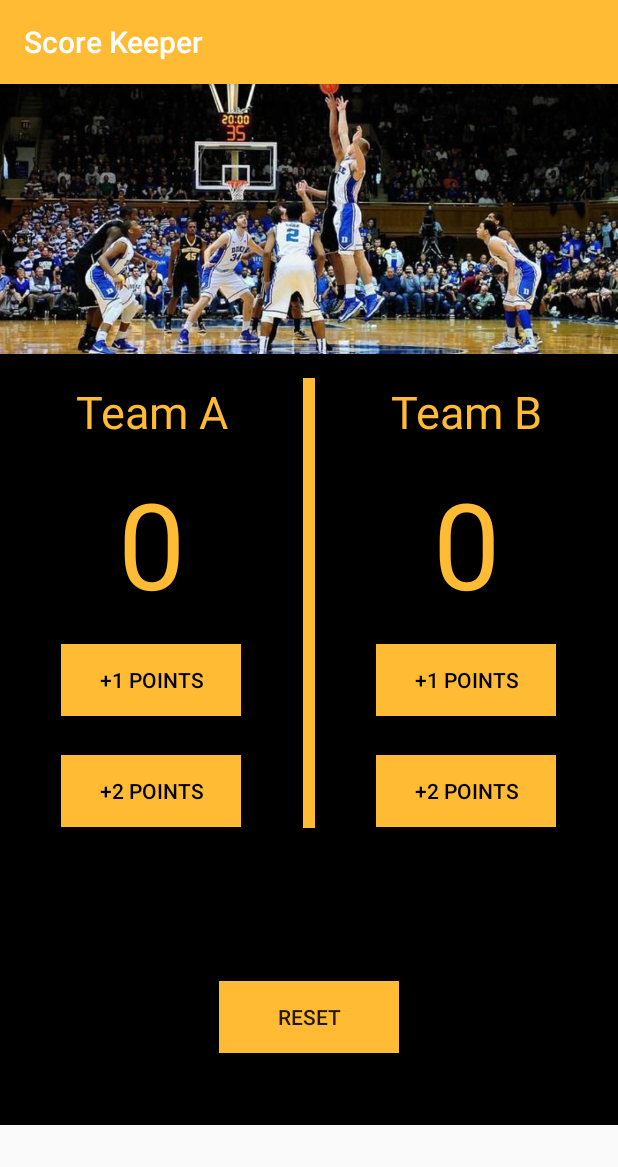
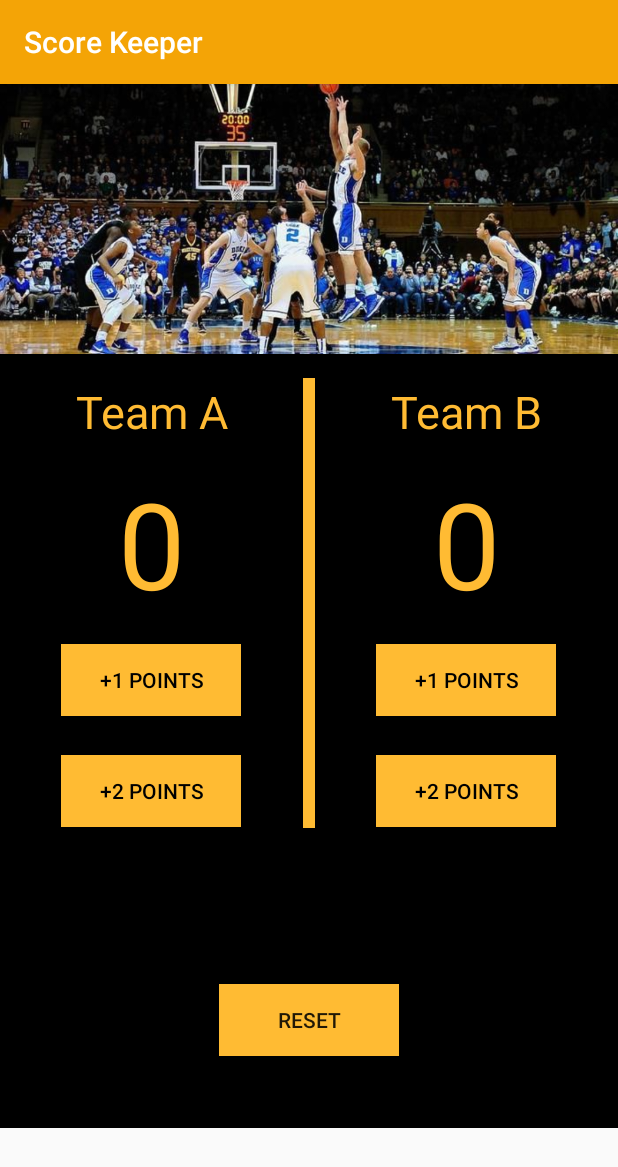
Before and after one commit to tarsbirsingh/ScoreKeeper, an Android app: the screen it shows after launch (MainActivity), on a phone screen of 412 x 824 dp. Shown: the top 1167 px of the screen. Run offline under Robolectric (Android 15) with nearby library versions, the phone set to English and light mode, and no system bars.

Commit message:
Second Project Finished

```diff
--- a/app/src/main/res/layout/activity_main.xml
+++ b/app/src/main/res/layout/activity_main.xml
@@ -135,7 +135,7 @@
             android:layout_height="wrap_content"
             android:layout_gravity="center"
             android:layout_marginBottom="@dimen/four_eight_dp"
-            android:layout_marginTop="@dimen/four_eight_dp"
+            android:layout_marginTop="50dp"
             android:background="@android:color/holo_orange_light"
             android:onClick="resetScore"
             android:text="@string/reset" />
--- a/app/src/main/res/values/colors.xml
+++ b/app/src/main/res/values/colors.xml
@@ -1,6 +1,6 @@
 <?xml version="1.0" encoding="utf-8"?>
 <resources>
     <color name="colorPrimary">#ffffbb33</color>
-    <color name="colorPrimaryDark">#ffffbb33</color>
+    <color name="colorPrimaryDark">#f4a406</color>
     <color name="colorAccent">#FF4081</color>
 </resources>
--- a/app/src/main/res/values/dimens.xml
+++ b/app/src/main/res/values/dimens.xml
@@ -10,6 +10,7 @@
     <dimen name="one_eight_dp">18dp</dimen>
     <dimen name="two_six_dp">26dp</dimen>
     <dimen name="four_eight_dp">48dp</dimen>
+    <dimen name="five_zero_dp">50dp</dimen>
     <dimen name="one_two_zero_dp">120dp</dimen>
     <dimen name="one_eight_zero_dp">180dp</dimen>
     <dimen name="three_zero_zero_dp">300dp</dimen>
```
